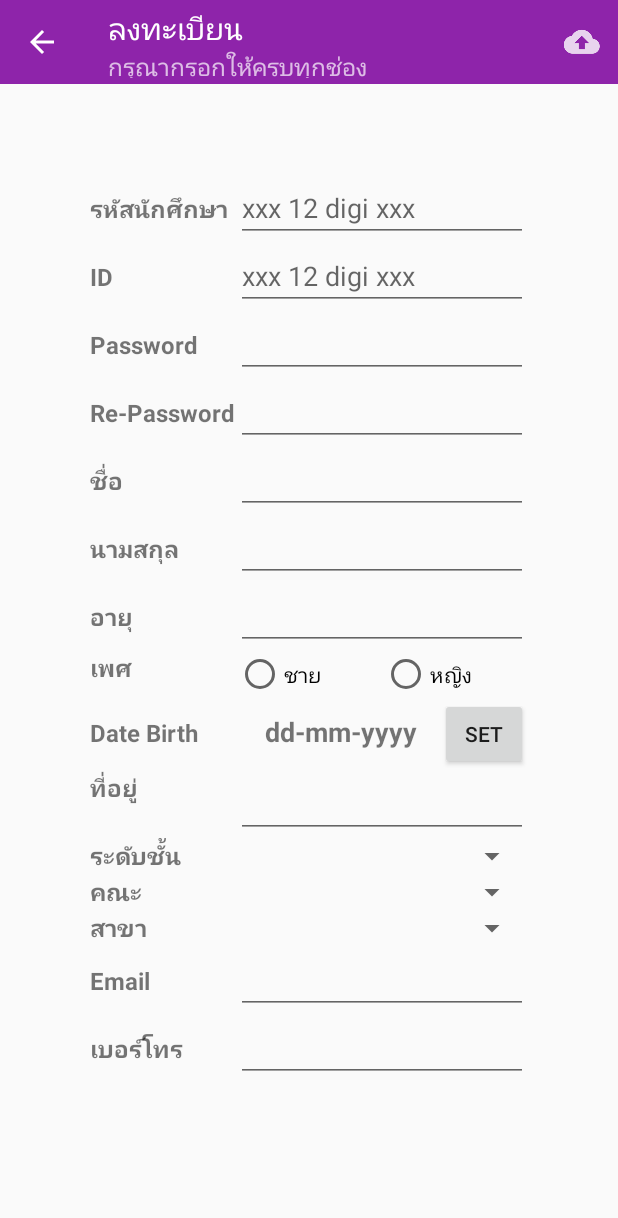
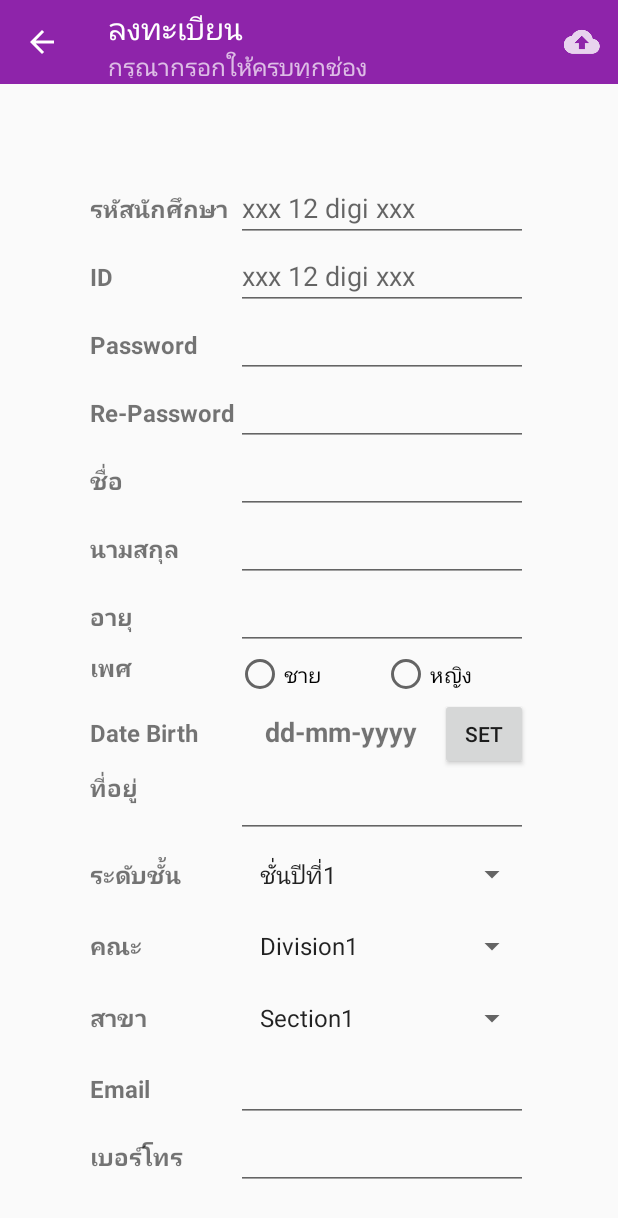
Before and after one commit to Natida2640/ExtSBC, an Android app: the screen it shows after launch (MainActivity), after a tap on "New Register", on a phone screen of 412 x 824 dp. Shown: the top 1218 px of the screen. Run offline under Robolectric (Android 15) with nearby library versions, the phone set to English and light mode, and no system bars; our stand-ins replace Firebase (no records; nobody signed in at launch, a user with empty details on screens opened directly).

Commit message:
Register Authentication Success

```diff
--- a/app/build.gradle
+++ b/app/build.gradle
@@ -19,7 +19,7 @@ android {
 }
 
 dependencies {
-    implementation fileTree(dir: 'libs', include: ['*.jar'])
+    implementation fileTree(include: ['*.jar'], dir: 'libs')
     implementation 'com.android.support:appcompat-v7:28.0.0'
     implementation 'com.android.support.constraint:constraint-layout:1.1.3'
     implementation 'com.android.support:support-v4:28.0.0'
@@ -27,6 +27,7 @@ dependencies {
     androidTestImplementation 'com.android.support.test:runner:1.0.2'
     androidTestImplementation 'com.android.support.test.espresso:espresso-core:3.0.2'
     implementation 'com.google.firebase:firebase-core:16.0.6'
+    implementation 'com.google.firebase:firebase-auth:16.1.0'
 }
 
 apply plugin: 'com.google.gms.google-services'
--- a/app/src/main/java/ni/mind/th/ac/sutheast/extsbc/RegisterFragment.java
+++ b/app/src/main/java/ni/mind/th/ac/sutheast/extsbc/RegisterFragment.java
@@ -4,6 +4,7 @@ package ni.mind.th.ac.sutheast.extsbc;
 import android.app.AlertDialog;
 import android.content.DialogInterface;
 import android.os.Bundle;
+import android.support.annotation.NonNull;
 import android.support.annotation.Nullable;
 import android.support.v4.app.Fragment;
 import android.support.v7.widget.Toolbar;
@@ -13,9 +14,16 @@ import android.view.MenuInflater;
 import android.view.MenuItem;
 import android.view.View;
 import android.view.ViewGroup;
+import android.widget.AdapterView;
+import android.widget.ArrayAdapter;
 import android.widget.EditText;
 import android.widget.RadioGroup;
 import android.widget.Spinner;
+
+import com.google.android.gms.tasks.OnCompleteListener;
+import com.google.android.gms.tasks.Task;
+import com.google.firebase.auth.AuthResult;
+import com.google.firebase.auth.FirebaseAuth;
 
 /**
  * A simple {@link Fragment} subclass.
@@ -38,14 +46,59 @@ public class RegisterFragment extends Fragment {
 //        Create Toolber
         createToolber();
 
+//        Level Controller
+        levelController();
+
 //        Create Division
         createDivision();
+
+//        Create Section
+        createSection();
 
 //        Gender Controller
         genderController();
 
 
     }   //Main Method
+
+    private void createSection() {
+        final String[] strings = new String[]{"Section1", "Section2", "Section3", "Section่4",};
+        Spinner spinner = getView().findViewById(R.id.spnGroup);
+        ArrayAdapter<String> stringArrayAdapter = new ArrayAdapter<>(getActivity(), android.R.layout.simple_list_item_1, strings);
+        spinner.setAdapter(stringArrayAdapter);
+
+        spinner.setOnItemSelectedListener(new AdapterView.OnItemSelectedListener() {
+            @Override
+            public void onItemSelected(AdapterView<?> parent, View view, int position, long id) {
+                sectionString = strings[1];
+            }
+
+            @Override
+            public void onNothingSelected(AdapterView<?> parent) {
+                sectionString = strings[0];
+            }
+        });
+    }
+
+    private void levelController() {
+        final String[] strings = new String[]{"ชั่นปีที่1", "ชั่นปีที่2", "ชั่นปีที่3", "ชั่นปีที่4",};
+        Spinner spinner = getView().findViewById(R.id.spnLevel);
+        ArrayAdapter<String> stringArrayAdapter = new ArrayAdapter<>(getActivity(), android.R.layout.simple_list_item_1, strings);
+        spinner.setAdapter(stringArrayAdapter);
+
+        spinner.setOnItemSelectedListener(new AdapterView.OnItemSelectedListener() {
+            @Override
+            public void onItemSelected(AdapterView<?> parent, View view, int position, long id) {
+                levelString = strings[1];
+            }
+
+            @Override
+            public void onNothingSelected(AdapterView<?> parent) {
+                levelString = strings[0];
+            }
+        });
+
+    }
 
     private void genderController() {
         RadioGroup radioGroup = getView().findViewById(R.id.radGender);
@@ -67,9 +120,24 @@ public class RegisterFragment extends Fragment {
 
     private void createDivision() {
 
-        String[] strings = new String[]{"ชั่นปีที่1", "ชั่นปีที่2", "ชั่นปีที่3", "ชั่นปีที่4",};
+        final String[] strings = new String[]{"Division1", "Division2", "Division3", "Division4",};
+        Spinner spinner = getView().findViewById(R.id.spnDivition);
+        ArrayAdapter<String> stringArrayAdapter = new ArrayAdapter<>(getActivity(), android.R.layout.simple_list_item_1, strings);
+        spinner.setAdapter(stringArrayAdapter);
 
-        Spinner spinner = getView().findViewById(R.id.spinnerDivision);
+        spinner.setOnItemSelectedListener(new AdapterView.OnItemSelectedListener() {
+            @Override
+            public void onItemSelected(AdapterView<?> parent, View view, int position, long id) {
+                divisionString = strings[1];
+            }
+
+            @Override
+            public void onNothingSelected(AdapterView<?> parent) {
+                divisionString = strings[0];
+            }
+        });
+
+
     }
 
     private void createToolber() {
@@ -128,8 +196,20 @@ public class RegisterFragment extends Fragment {
                 showAlert("Have Space", "Please Fill All Blank");
             } else if (genderABoolean) {
                 showAlert("Choose Gender ?", "Please Choose Gender Male or Female");
+            } else if (pass.equals(pass2)) {
+                showAlert("Password not Match", "Please Type Password and Re-Password Match");
             } else {
-
+                FirebaseAuth firebaseAuth = FirebaseAuth.getInstance();
+                firebaseAuth.createUserWithEmailAndPassword(email, pass).addOnCompleteListener(new OnCompleteListener<AuthResult>() {
+                    @Override
+                    public void onComplete(@NonNull Task<AuthResult> task) {
+                        if (task.isSuccessful()) {
+//                            ToDo
+                        } else {
+                            showAlert("Cannont Resigter", task.getException().toString());
+                        }
+                    }
+                });
             }
 
         }
--- a/app/src/main/res/layout/fragment_register.xml
+++ b/app/src/main/res/layout/fragment_register.xml
@@ -363,7 +363,7 @@
 
                     <!--TextField-->
                     <Spinner
-                        android:id="@+id/spinnerDivision"
+                        android:id="@+id/spnLevel"
                         android:layout_width="0dp"
                         android:layout_height="wrap_content"
                         android:layout_weight="2" />
```
